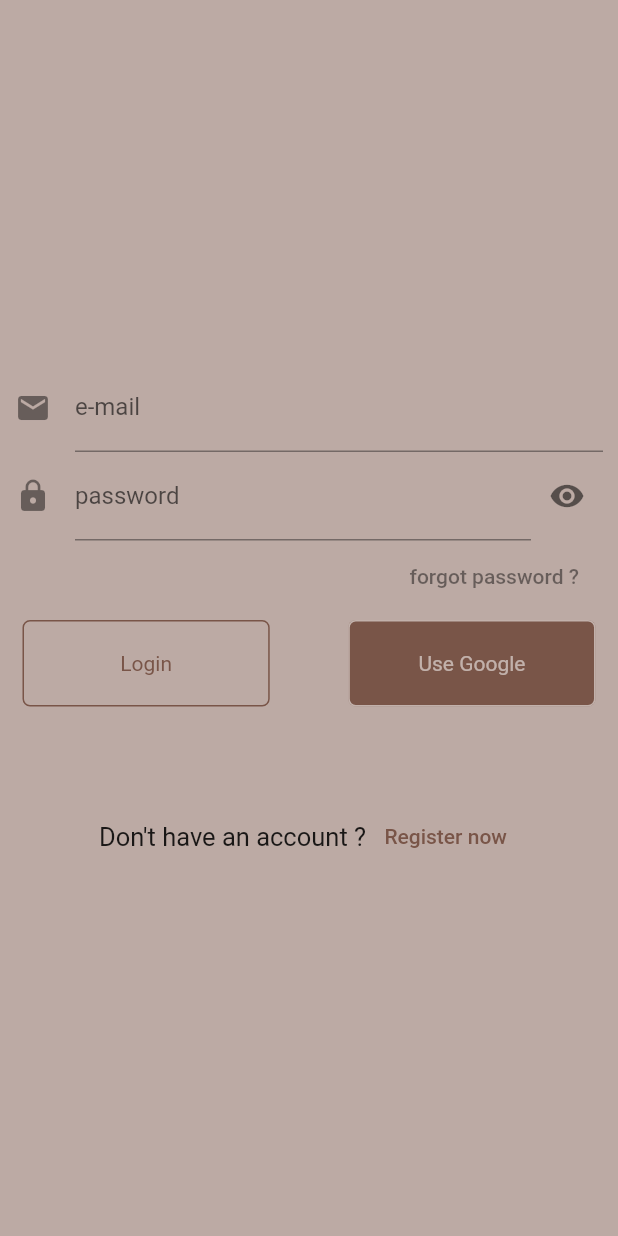
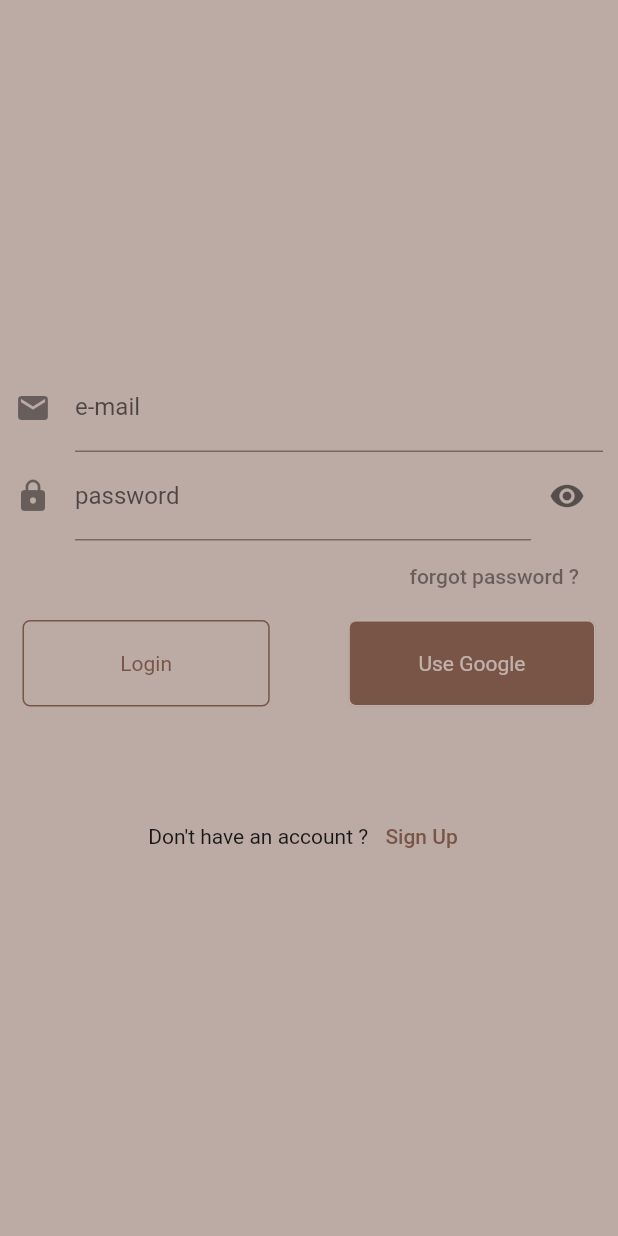
Before and after one commit to shema-ryan/connect, a Flutter app: the screen it shows after launch, after a tap on "Use Google", on a phone screen of 412 x 824 dp. Run offline on Flutter 3.47's test engine with Material 2 defaults, Android fonts, the phone set to English and light mode, and no system bars; our stand-ins replace cloud_firestore, firebase_auth, firebase_core, google_sign_in; accounts and stored records are empty.

Commit message:
connect_app

```diff
--- a/lib/Service/firebase.dart
+++ b/lib/Service/firebase.dart
@@ -35,7 +35,6 @@ class FirebaseMethod {
       @required String message,
       @required String userName}) async {
     FirebaseFirestore _store = FirebaseFirestore.instance;
-    print('$chatId , $message');
     await _store.collection('ChatRoom').doc(chatId).collection('Chats').add({
       'message': message,
       'time': Timestamp.now().microsecondsSinceEpoch,
--- a/lib/Service/fservice.dart
+++ b/lib/Service/fservice.dart
@@ -1,4 +1,5 @@
 import 'package:firebase_auth/firebase_auth.dart';
+import 'package:google_sign_in/google_sign_in.dart';
 
 class Authentication {
   static Future<void> signIn(
@@ -18,6 +19,10 @@ class Authentication {
       await _auth
           .createUserWithEmailAndPassword(email: email, password: password)
           .then((value) => value.user.updateProfile(displayName: username));
+    } on FirebaseAuthException catch (e) {
+      if (e.code == 'user-not-found') {
+        print(e.toString());
+      }
     } catch (e) {
       throw e;
     }
@@ -27,6 +32,8 @@ class Authentication {
     FirebaseAuth _auth = FirebaseAuth.instance;
     try {
       await _auth.sendPasswordResetEmail(email: email);
+    } on FirebaseAuthException catch (e) {
+      print(e.toString());
     } catch (e) {
       throw e;
     }
@@ -37,7 +44,19 @@ class Authentication {
     await _auth.signOut();
   }
 
-  static Future<void> signInWithGoogle() async {}
+  static Future<void> signInWithGoogle() async {
+    FirebaseAuth _auth = FirebaseAuth.instance;
+    //triggering the authentication process
+    final GoogleSignInAccount _googleAccount = await GoogleSignIn().signIn();
+    //obtaining credentials
+    final GoogleSignInAuthentication googleAuth =
+        await _googleAccount.authentication;
+    //creating a user based on credentials
+    final GoogleAuthCredential _credentials = GoogleAuthProvider.credential(
+        accessToken: googleAuth.accessToken, idToken: googleAuth.idToken);
+    // sign in the user using credentials
+    await _auth.signInWithCredential(_credentials);
+  }
 
   static String createChatId({String username1, String username2}) {
     if (username1.substring(0, 3).codeUnitAt(0) >
--- a/lib/Sign Screen/ChatRoom/conversation.dart
+++ b/lib/Sign Screen/ChatRoom/conversation.dart
@@ -45,9 +45,7 @@ class _ConversationState extends State<Conversation> {
       appBar: AppBar(
         actions: [
           PopupMenuButton(onSelected: (int selected) {
-            if (selected == 0) {
-              print('implement the clear function');
-            }
+            if (selected == 0) {}
           }, itemBuilder: (_) {
             return [
               PopupMenuItem(
--- a/lib/Sign Screen/Sign_in/Sign_up.dart
+++ b/lib/Sign Screen/Sign_in/Sign_up.dart
@@ -206,7 +206,9 @@ class _SignUpState extends State<SignUp> with SingleTickerProviderStateMixin {
                           ),
                         ),
                         GestureDetector(
-                          onTap: () {},
+                          onTap: () {
+                            Authentication.signInWithGoogle();
+                          },
                           child: Container(
                             alignment: Alignment.center,
                             margin: EdgeInsets.all(5),
@@ -236,7 +238,7 @@ class _SignUpState extends State<SignUp> with SingleTickerProviderStateMixin {
                     !_signState
                         ? "Don't have an account ? "
                         : 'Already Have an account ?',
-                    style: TextStyle(fontSize: 17),
+                    style: TextStyle(fontSize: 14),
                   ),
                   TextButton(
                     onPressed: () {
@@ -253,7 +255,7 @@ class _SignUpState extends State<SignUp> with SingleTickerProviderStateMixin {
                       });
                     },
                     child: Text(
-                      _signState ? 'Login instead' : 'Register now',
+                      _signState ? 'Sign in' : 'Sign Up',
                     ),
                   ),
                 ],
--- a/pubspec.yaml
+++ b/pubspec.yaml
@@ -26,6 +26,7 @@ dependencies:
   firebase_auth: ^0.18.0+1
   firebase_core: ^0.5.0
   cloud_firestore: ^0.14.0+2
+  google_sign_in: ^4.5.4
   # The following adds the Cupertino Icons font to your application.
   # Use with the CupertinoIcons class for iOS style icons.
   cupertino_icons: ^0.1.3
```
Also changed, not shown: pubspec.lock.
